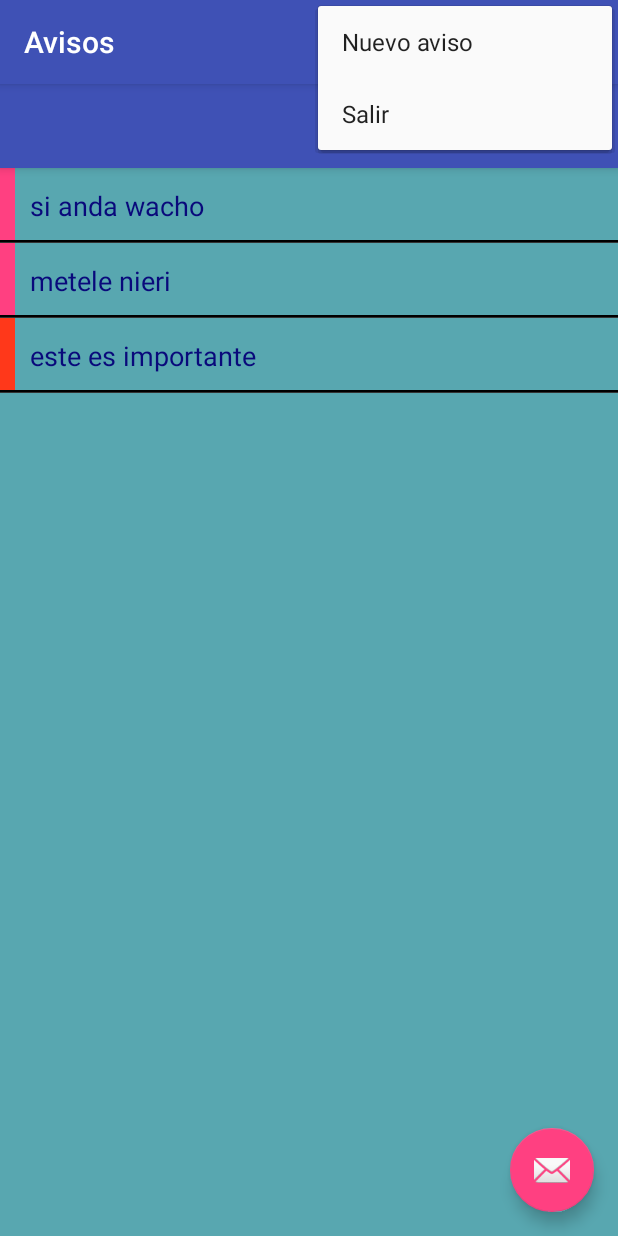
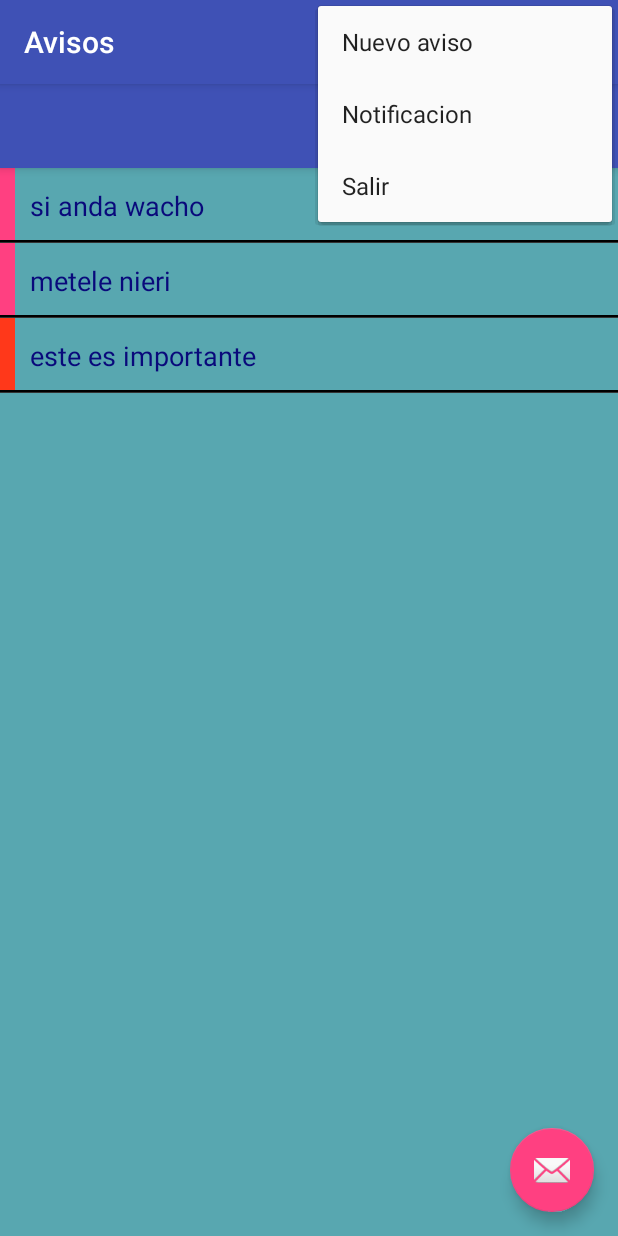
Before and after one commit to marcosjav/avisos, an Android app: the screen it shows after launch (AvisosActivity), with the options menu open, on a phone screen of 412 x 824 dp. Run offline under Robolectric (Android 15) with nearby library versions, the phone set to English and light mode, and no system bars.

Commit message:
probando notificaciones

```diff
--- a/app/src/main/res/layout/avisos_row.xml
+++ b/app/src/main/res/layout/avisos_row.xml
@@ -1,18 +1,44 @@
 <?xml version="1.0" encoding="UTF-8"?>
 
-    <LinearLayout android:background="@color/azul_claro" android:orientation="vertical" android:layout_height="50dp" android:layout_width="match_parent" xmlns:android="http://schemas.android.com/apk/res/android">
+    <LinearLayout android:background="@color/azul_claro"
+    android:orientation="vertical"
+    android:layout_height="50dp"
+    android:layout_width="match_parent"
+    xmlns:android="http://schemas.android.com/apk/res/android">
 
+    <LinearLayout android:orientation="horizontal"
+        android:layout_height="48dp"
+        android:layout_width="match_parent">
 
-    <LinearLayout android:orientation="horizontal" android:layout_height="48dp" android:layout_width="match_parent">
+    <view android:background="@color/rosa"
+        android:layout_height="match_parent"
+        android:layout_width="10dp"
+        android:id="@+id/row_tab"
+        class="android.view.View"/>
 
-    <view android:background="@color/rosa" android:layout_height="match_parent" android:layout_width="10dp" android:id="@+id/row_tab" class="android.view.View"/>
-
-    <TextView android:background="@color/azul_claro" android:layout_height="50dp" android:layout_width="match_parent" android:id="@+id/row_text" android:maxLines="1" android:ellipsize="end" android:textColor="@color/azul_oscuro" android:padding="10dp" android:gravity="center_vertical" android:textSize="18sp" android:text="Aviso Text" android:textAppearance="?android:attr/textAppearanceLarge"/>
+    <TextView android:background="@color/azul_claro"
+        android:layout_height="50dp"
+        android:layout_width="match_parent"
+        android:id="@+id/row_text"
+        android:maxLines="1"
+        android:ellipsize="end"
+        android:textColor="@color/azul_oscuro"
+        android:padding="10dp"
+        android:gravity="center_vertical"
+        android:textSize="18sp"
+        android:text="Aviso Text"
+        android:textAppearance="?android:attr/textAppearanceLarge"/>
 
 </LinearLayout>
 
-    <view android:background="#000" android:layout_height="1dp" android:layout_width="fill_parent" class="android.view.View"/>
+    <view android:background="#000"
+        android:layout_height="1dp"
+        android:layout_width="fill_parent"
+        class="android.view.View"/>
 
-    <view android:background="#333" android:layout_height="1dp" android:layout_width="fill_parent" class="android.view.View"/>
+    <view android:background="#333"
+        android:layout_height="1dp"
+        android:layout_width="fill_parent"
+        class="android.view.View"/>
 
 </LinearLayout>
--- a/app/src/main/res/menu/menu_avisos.xml
+++ b/app/src/main/res/menu/menu_avisos.xml
@@ -8,6 +8,11 @@
         android:title="@string/nuevo_aviso"
         app:showAsAction="never" />
     <item
+        android:id="@+id/action_notificacion"
+        android:orderInCategory="100"
+        android:title="@string/notificacion"
+        app:showAsAction="never" />
+    <item
         android:id="@+id/action_salir"
         android:orderInCategory="100"
         android:title="@string/salir"
--- a/app/src/main/res/values/strings.xml
+++ b/app/src/main/res/values/strings.xml
@@ -3,4 +3,5 @@
     <string name="action_settings">Settings</string>
     <string name="nuevo_aviso">Nuevo aviso</string>
     <string name="salir">Salir</string>
+    <string name="notificacion">Notificacion</string>
 </resources>
```
Also changed, not shown: app/src/main/java/com/xskin/avisos/AvisosActivity.java (+60 -0 lines), app/src/main/res/layout-v11/avisos_row.xml (+31 -6 lines), app/src/main/res/layout/dialog_notification.xml (added, +57 -0 lines).
